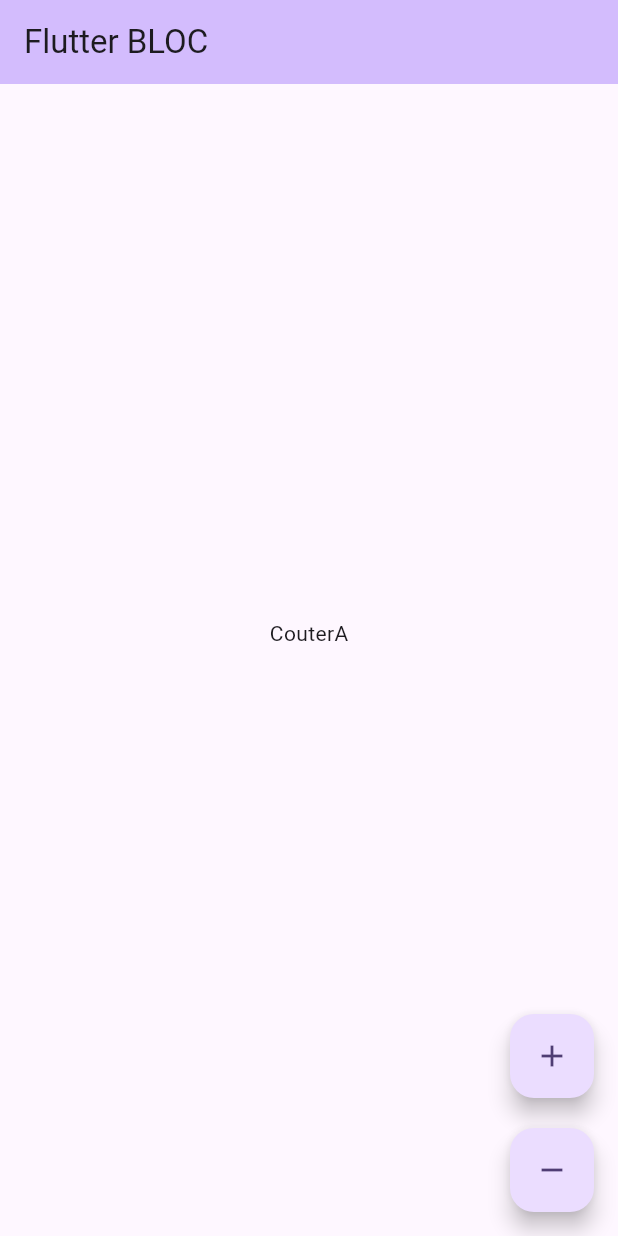
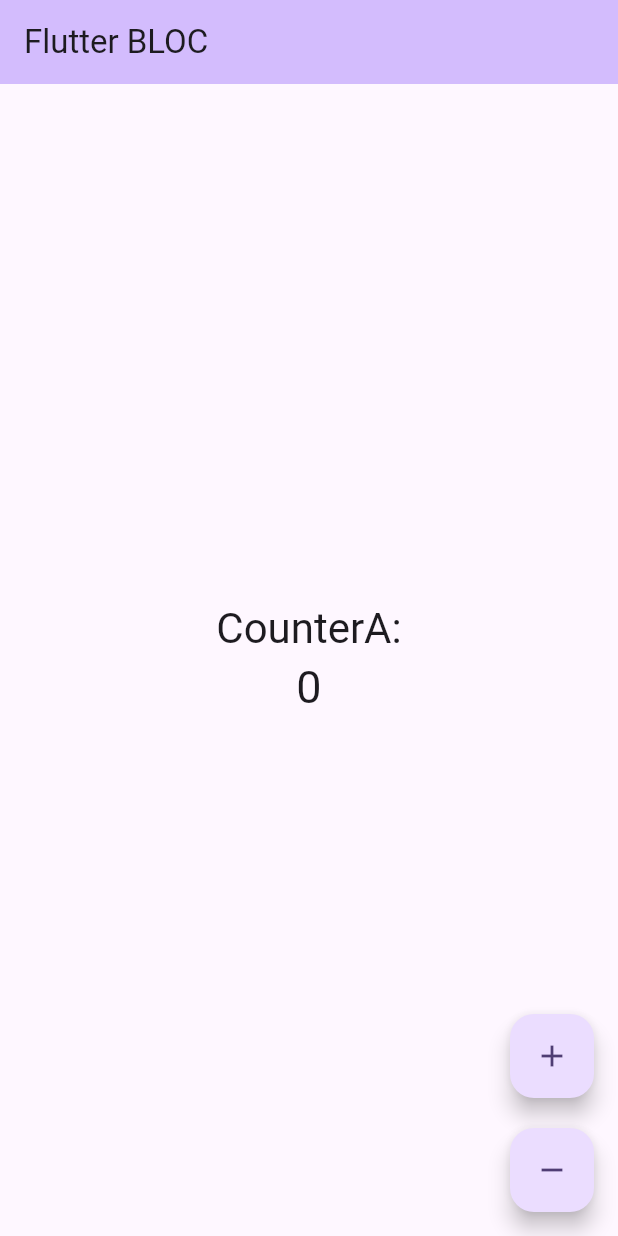
Before and after one commit to peerapattop/flutter_bloc_learn, a Flutter app: the screen it shows after launch, on a phone screen of 412 x 824 dp. Run offline on Flutter 3.47's test engine with Material 3 defaults, Android fonts, the phone set to English and light mode, and no system bars; our stand-ins replace equatable, flutter_bloc.

```diff
--- a/lib/main.dart
+++ b/lib/main.dart
@@ -1,4 +1,6 @@
 import 'package:flutter/material.dart';
+import 'package:flutter_bloc/flutter_bloc.dart';
+import 'package:flutter_bloc_learn/src/bloc/counter_a_bloc/counter_a_bloc.dart';
 import 'package:flutter_bloc_learn/src/pages/home_page.dart';
 
 void main() {
@@ -10,7 +12,15 @@ class MyApp extends StatelessWidget {
 
   @override
   Widget build(BuildContext context) {
-    return MaterialApp(
+    final counterABloc =
+    BlocProvider<CounterABloc>(create: (context) => CounterABloc());
+    // final counterABloc =
+    // BlocProvider<CounterABloc>(create: (context) => CounterABloc());
+    return MultiBlocProvider(
+      providers: [
+        counterABloc
+      ],
+      child: MaterialApp(
         debugShowCheckedModeBanner: false,
         title: 'Flutter Demo',
         theme: ThemeData(
@@ -18,6 +28,7 @@ class MyApp extends StatelessWidget {
           useMaterial3: true,
         ),
         home: const MyHomePage(title: 'Flutter BLOC'),
+      ),
     );
   }
 }
--- a/lib/src/pages/home_page.dart
+++ b/lib/src/pages/home_page.dart
@@ -1,4 +1,6 @@
 import 'package:flutter/material.dart';
+import 'package:flutter_bloc/flutter_bloc.dart';
+import 'package:flutter_bloc_learn/src/bloc/counter_a_bloc/counter_a_bloc.dart';
 
 class MyHomePage extends StatefulWidget {
   const MyHomePage({super.key, required this.title});
@@ -10,7 +12,6 @@ class MyHomePage extends StatefulWidget {
 }
 
 class _MyHomePageState extends State<MyHomePage> {
-
   @override
   Widget build(BuildContext context) {
     return Scaffold(
@@ -22,12 +23,16 @@ class _MyHomePageState extends State<MyHomePage> {
         child: Column(
           mainAxisAlignment: MainAxisAlignment.center,
           children: <Widget>[
-            const Text(
-              'CouterA',
+            Text(
+              'CounterA:',
+              style: Theme.of(context).textTheme.headlineMedium,
             ),
-            Text(
-              '',
-              style: Theme.of(context).textTheme.headlineMedium,
+            BlocBuilder<CounterABloc, CounterAState>(
+              builder: (context, state) {
+                return Text(
+                  '${state.count}',style: const TextStyle(fontSize: 30),
+                );
+              },
             ),
           ],
         ),
@@ -36,19 +41,18 @@ class _MyHomePageState extends State<MyHomePage> {
         mainAxisAlignment: MainAxisAlignment.end,
         children: [
           FloatingActionButton(
-            onPressed: (){},
+            onPressed: () => context.read<CounterABloc>().add(CounterAEventAdd()),
             tooltip: 'Add',
             child: const Icon(Icons.add),
           ),
           const SizedBox(height: 20),
           FloatingActionButton(
-            onPressed: (){},
+            onPressed: () => context.read<CounterABloc>().add(CounterAEventReset()),
             tooltip: 'Reset',
             child: const Icon(Icons.remove),
           ),
         ],
       ),
-
     );
   }
 }
```
Lines whose indentation alone changed are shown as unchanged.
